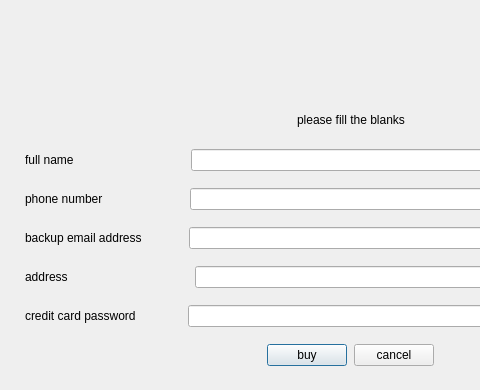
Before: the Qt Designer form mfbuy.ui in melika-ag8/finalfoof, drawn with Qt 5; both pictures show x 0 to 480 and y 210 to 600 of the 700 by 600 pixel window.
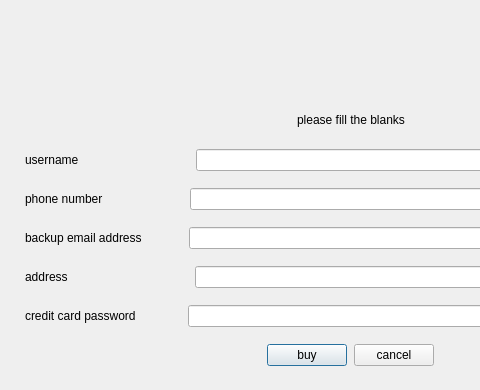
After: the same form once the commit is applied. Icons and pictures are not drawn.

Patch:
```diff
--- a/mfbuy.ui
+++ b/mfbuy.ui
@@ -158,7 +158,7 @@
         <item>
          <widget class="QLabel" name="label_2">
           <property name="text">
-           <string>full name</string>
+           <string>username</string>
           </property>
          </widget>
         </item>
```
